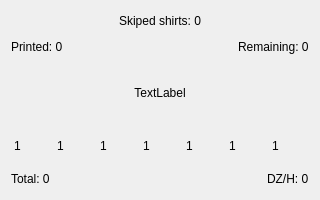
Old version of the form infowidget.ui in the repository mishkoLitvin/L_Aries-progect.
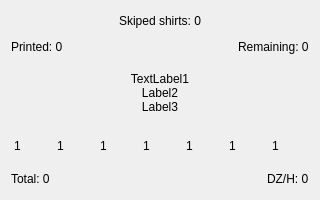
New version of the form.

```diff
--- a/infowidget.ui
+++ b/infowidget.ui
@@ -155,7 +155,9 @@
       <enum>QFrame::NoFrame</enum>
      </property>
      <property name="text">
-      <string>TextLabel</string>
+      <string>TextLabel1
+Label2
+Label3</string>
      </property>
      <property name="alignment">
       <set>Qt::AlignCenter</set>
```
